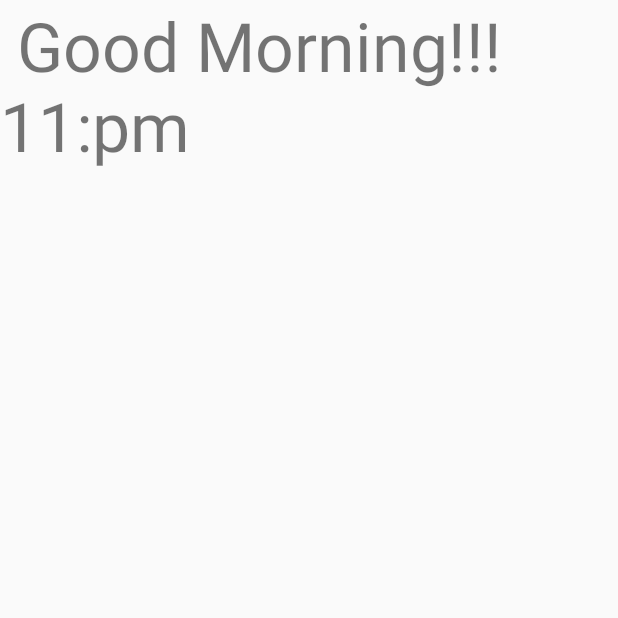
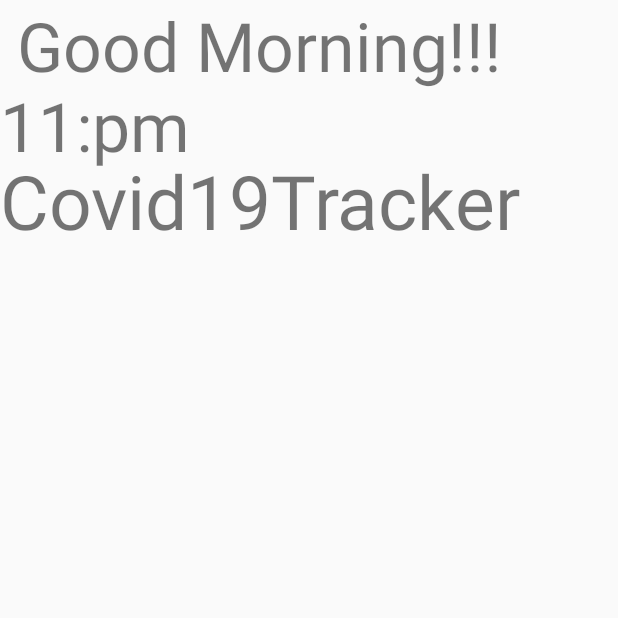
Before and after one commit to anshutiwari2110/Covid19Tracker, an Android app: the bansal screen opened directly, with no data from a screen before it, on a phone screen of 412 x 824 dp, the top half of it. Run offline under Robolectric (Android 15) with nearby library versions, the light colour scheme and no system bars; network calls fail; Roboto replaces fonts that are not available here.

Commit message:
my changes try@anshu

```diff
--- a/app/src/main/res/layout/activity_bansal.xml
+++ b/app/src/main/res/layout/activity_bansal.xml
@@ -10,4 +10,11 @@
         android:layout_height="match_parent"
         android:text=" Good Morning!!! 11:pm"
         android:textSize="45sp"/>
+
+    <TextView
+        android:layout_width="match_parent"
+        android:layout_height="match_parent"
+        android:text="@string/app_name"
+        android:layout_marginTop="100dp"
+        android:textSize="50sp"/>
 </androidx.constraintlayout.widget.ConstraintLayout>
```
